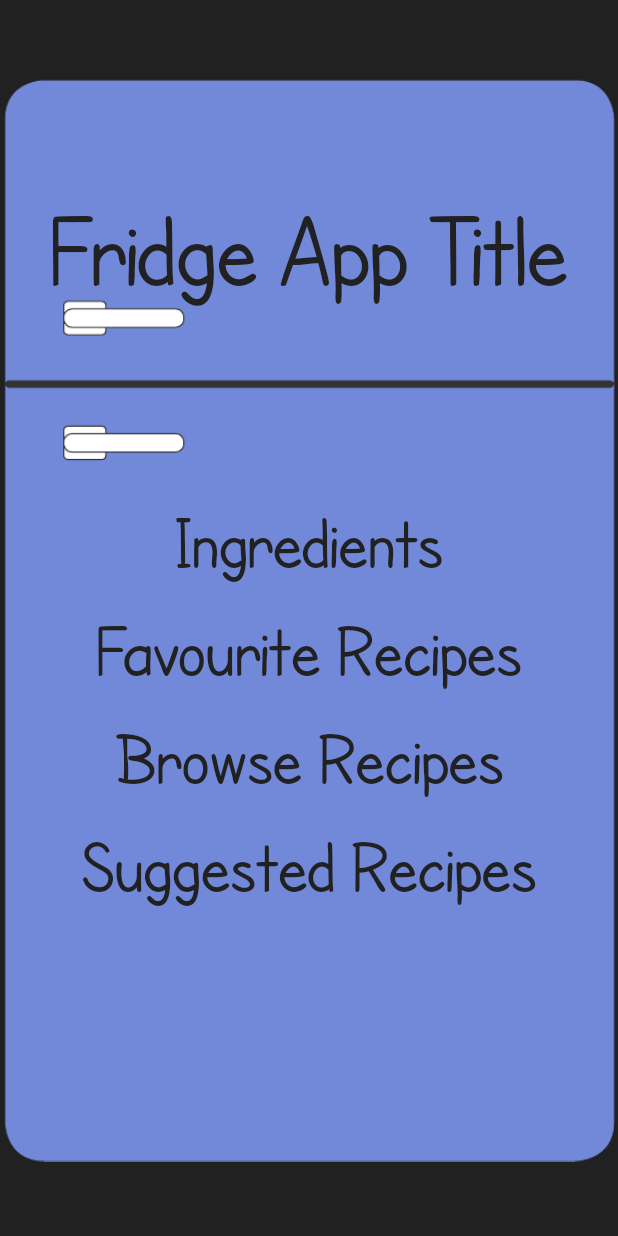
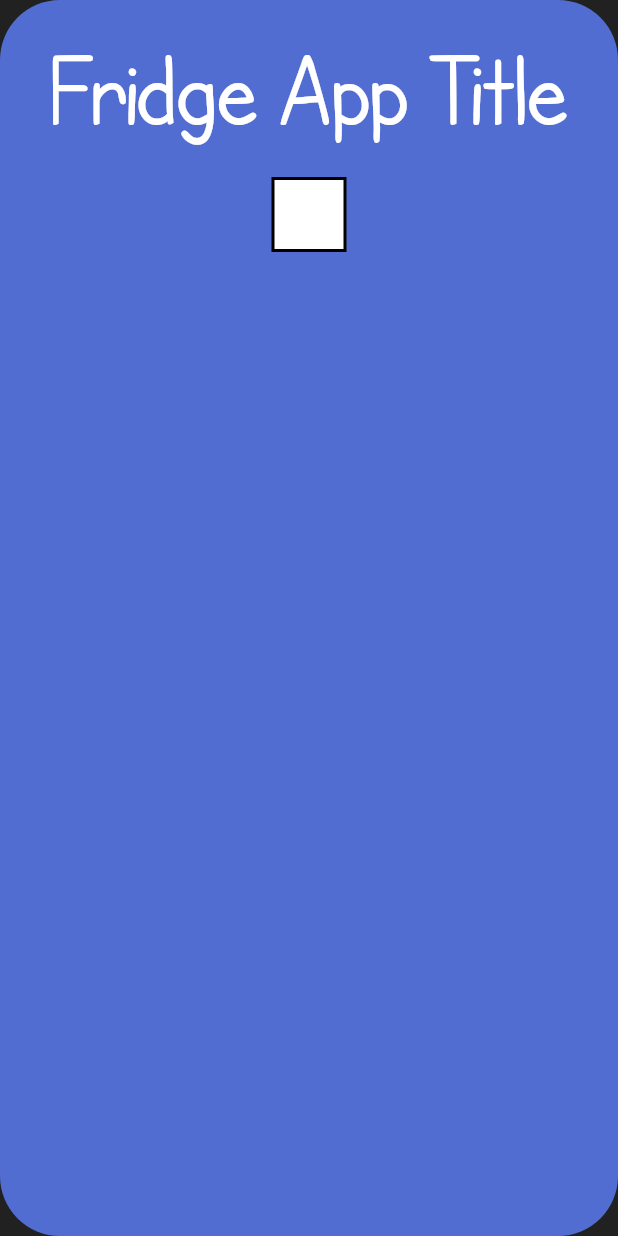
Before and after one commit to kristianduke/fridge-app-dev, a Flutter app: the screen it shows after launch, on a phone screen of 412 x 824 dp. Run offline on Flutter 3.47's test engine with Material 2 defaults, Android fonts, the phone set to English and light mode, and no system bars.

Commit message:
start of ui being created in app rather than png

```diff
--- a/fridge_app/lib/main.dart
+++ b/fridge_app/lib/main.dart
@@ -14,101 +14,152 @@ class Home extends StatelessWidget {
 
   @override
   Widget build(BuildContext context) {
+    final height = MediaQuery.of(context).size.height;
+    final width = MediaQuery.of(context).size.width;
     return Scaffold(
-      backgroundColor: Color.fromARGB(255, 33, 33, 33),
-      body: Container(
-        alignment: const Alignment(0, -0.3),
-        padding: const EdgeInsets.all(32),
-        decoration: const BoxDecoration(
-          image: DecorationImage(
-              image: AssetImage('assets/home-screen.png'), fit: BoxFit.contain),
+        backgroundColor: const Color.fromARGB(255, 33, 33, 33),
+        body: Center(
+          child: Container(
+            margin: const EdgeInsets.all(0),
+            width: width,
+            height: height,
+            decoration: BoxDecoration(
+              color: const Color.fromARGB(255, 82, 109, 209),
+              borderRadius: BorderRadius.circular(40),
             ),
             child: Column(
-          mainAxisSize: MainAxisSize.min,
               children: [
                 const Padding(
-              padding: EdgeInsets.only(bottom: 120.0),
+                  padding: EdgeInsets.all(20),
                   child: Text(
                     'Fridge App Title',
                     textAlign: TextAlign.center,
                     style: TextStyle(
-                  color: Color.fromARGB(255, 33, 33, 33),
-                  fontFamily: 'CartoonistHand',
                         fontSize: 70,
+                        color: Colors.white,
+                        fontFamily: 'CartoonistHand'),
                   ),
                 ),
-            ),
-            TextButton(
-              onPressed: () {
-                Navigator.push(
-                  context,
-                  MaterialPageRoute(builder: (context) => const Ingredients()),
-                );
-              },
-              child: const Text(
-                'Ingredients',
-                style: TextStyle(
-                  color: Color.fromARGB(255, 33, 33, 33),
-                  fontFamily: 'CartoonistHand',
-                  fontSize: 50.0,
-                ),
-              ),
-            ),
-            TextButton(
-              onPressed: () {
-                Navigator.push(
-                  context,
-                  MaterialPageRoute(
-                      builder: (context) => const FavouriteRecipes()),
-                );
-              },
-              child: const Text(
-                'Favourite Recipes',
-                style: TextStyle(
-                  color: Color.fromARGB(255, 33, 33, 33),
-                  fontFamily: 'CartoonistHand',
-                  fontSize: 50.0,
-                ),
-              ),
-            ),
-            TextButton(
-              onPressed: () {
-                Navigator.push(
-                  context,
-                  MaterialPageRoute(
-                      builder: (context) => const BrowseRecipes()),
-                );
-              },
-              child: const Text(
-                'Browse Recipes',
-                style: TextStyle(
-                  color: Color.fromARGB(255, 33, 33, 33),
-                  fontFamily: 'CartoonistHand',
-                  fontSize: 50.0,
-                ),
-              ),
-            ),
-            TextButton(
-              onPressed: () {
-                Navigator.push(
-                  context,
-                  MaterialPageRoute(
-                      builder: (context) => const SuggestedRecipes()),
-                );
-              },
-              child: const Text(
-                'Suggested Recipes',
-                textAlign: TextAlign.center,
-                style: TextStyle(
-                  color: Color.fromARGB(255, 33, 33, 33),
-                  fontFamily: 'CartoonistHand',
-                  fontSize: 50.0,
-                ),
+                Stack(
+                  children: [
+                    Container(
+                      height: 50,
+                      width: 50,
+                      decoration: BoxDecoration(
+                        color: Colors.white,
+                        border: Border.all(width: 2),
                       ),
                     ),
                   ],
+                )
+              ],
             ),
           ),
-    );
+        ));
   }
 }
+
+
+// class Home extends StatelessWidget {
+//   const Home({super.key});
+
+//   @override
+//   Widget build(BuildContext context) {
+//     return Scaffold(
+//       backgroundColor: Color.fromARGB(255, 33, 33, 33),
+//       body: Container(
+//         alignment: const Alignment(0, -0.3),
+//         padding: const EdgeInsets.all(32),
+//         decoration: const BoxDecoration(
+//           image: DecorationImage(
+//               image: AssetImage('assets/home-screen.png'), fit: BoxFit.contain),
+//         ),
+//         child: Column(
+//           mainAxisSize: MainAxisSize.min,
+//           children: [
+//             const Padding(
+//               padding: EdgeInsets.only(bottom: 120.0),
+//               child: Text(
+//                 'Fridge App Title',
+//                 textAlign: TextAlign.center,
+//                 style: TextStyle(
+//                   color: Color.fromARGB(255, 33, 33, 33),
+//                   fontFamily: 'CartoonistHand',
+//                   fontSize: 70,
+//                 ),
+//               ),
+//             ),
+//             TextButton(
+//               onPressed: () {
+//                 Navigator.push(
+//                   context,
+//                   MaterialPageRoute(builder: (context) => const Ingredients()),
+//                 );
+//               },
+//               child: const Text(
+//                 'Ingredients',
+//                 style: TextStyle(
+//                   color: Color.fromARGB(255, 33, 33, 33),
+//                   fontFamily: 'CartoonistHand',
+//                   fontSize: 50.0,
+//                 ),
+//               ),
+//             ),
+//             TextButton(
+//               onPressed: () {
+//                 Navigator.push(
+//                   context,
+//                   MaterialPageRoute(
+//                       builder: (context) => const FavouriteRecipes()),
+//                 );
+//               },
+//               child: const Text(
+//                 'Favourite Recipes',
+//                 style: TextStyle(
+//                   color: Color.fromARGB(255, 33, 33, 33),
+//                   fontFamily: 'CartoonistHand',
+//                   fontSize: 50.0,
+//                 ),
+//               ),
+//             ),
+//             TextButton(
+//               onPressed: () {
+//                 Navigator.push(
+//                   context,
+//                   MaterialPageRoute(
+//                       builder: (context) => const BrowseRecipes()),
+//                 );
+//               },
+//               child: const Text(
+//                 'Browse Recipes',
+//                 style: TextStyle(
+//                   color: Color.fromARGB(255, 33, 33, 33),
+//                   fontFamily: 'CartoonistHand',
+//                   fontSize: 50.0,
+//                 ),
+//               ),
+//             ),
+//             TextButton(
+//               onPressed: () {
+//                 Navigator.push(
+//                   context,
+//                   MaterialPageRoute(
+//                       builder: (context) => const SuggestedRecipes()),
+//                 );
+//               },
+//               child: const Text(
+//                 'Suggested Recipes',
+//                 textAlign: TextAlign.center,
+//                 style: TextStyle(
+//                   color: Color.fromARGB(255, 33, 33, 33),
+//                   fontFamily: 'CartoonistHand',
+//                   fontSize: 50.0,
+//                 ),
+//               ),
+//             ),
+//           ],
+//         ),
+//       ),
+//     );
+//   }
+// }
```
Lines whose indentation alone changed are shown as unchanged.
